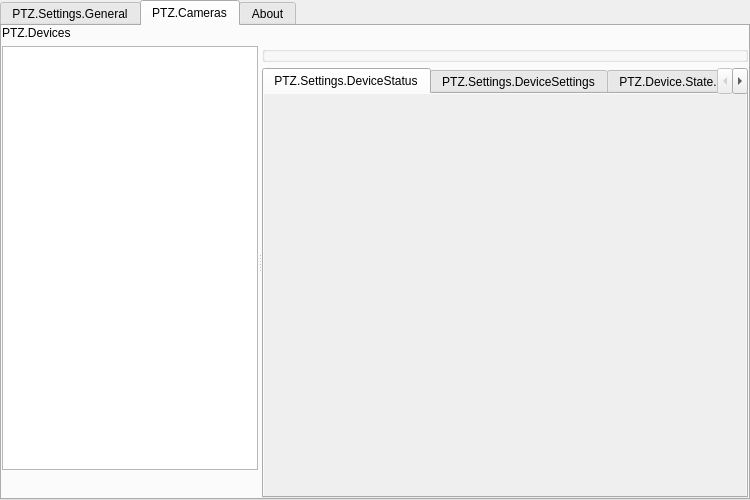
glikely/obs-ptz, file src/settings.ui: the form before one commit.
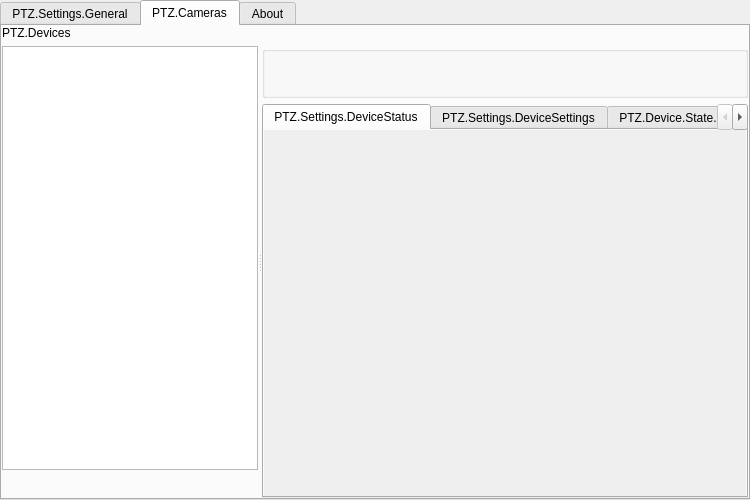
The form after the commit. The open tabs and pages were chosen to show the change. Custom widgets are drawn as their Qt base class.

Commit message: settings: add the movement controls to the status group

```diff
--- a/src/settings.ui
+++ b/src/settings.ui
@@ -310,6 +310,40 @@
                 </item>
                </layout>
               </item>
+              <item>
+               <widget class="QWidget" name="topSection" native="true">
+                <layout class="QHBoxLayout" name="topLayout">
+                 <property name="leftMargin">
+                  <number>0</number>
+                 </property>
+                 <property name="topMargin">
+                  <number>0</number>
+                 </property>
+                 <property name="rightMargin">
+                  <number>0</number>
+                 </property>
+                 <property name="bottomMargin">
+                  <number>10</number>
+                 </property>
+                 <item alignment="Qt::AlignmentFlag::AlignTop">
+                  <widget class="PTZMovementControls" name="movementControls"/>
+                 </item>
+                 <item>
+                  <spacer name="topSpacer">
+                   <property name="orientation">
+                    <enum>Qt::Orientation::Horizontal</enum>
+                   </property>
+                   <property name="sizeHint" stdset="0">
+                    <size>
+                     <width>40</width>
+                     <height>20</height>
+                    </size>
+                   </property>
+                  </spacer>
+                 </item>
+                </layout>
+               </widget>
+              </item>
              </layout>
             </widget>
            </item>
@@ -504,6 +538,12 @@
    <header>vertical-scroll-area.hpp</header>
    <container>1</container>
   </customwidget>
+  <customwidget>
+   <class>PTZMovementControls</class>
+   <extends>QWidget</extends>
+   <header>ptz-movement-controls.hpp</header>
+   <container>1</container>
+  </customwidget>
  </customwidgets>
  <resources/>
  <connections/>
```
The commit also changes 1 other file.
